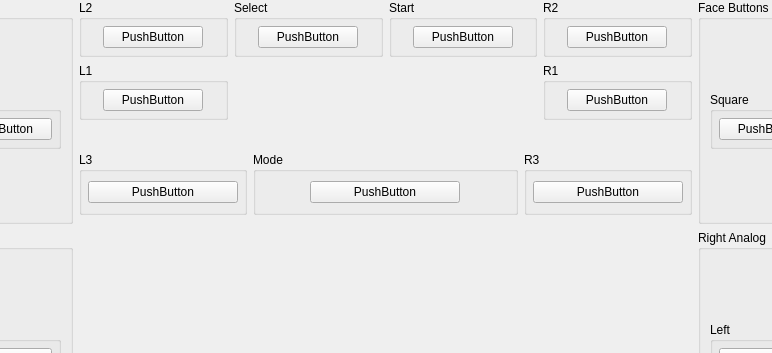
Above: src/duckstation-qt/controllerbindingwidget_analog_joystick.ui from stenzek/duckstation before the change; both pictures show x 193 to 965 and y 0 to 353 of the 1157 by 565 pixel window. Below: the same form after it.
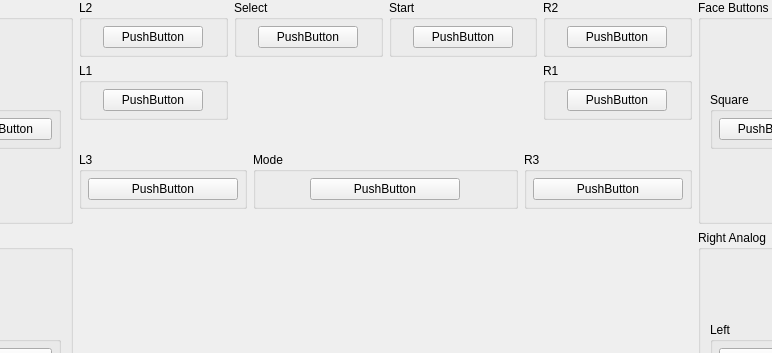
That is the form after the change. Icons and pictures are not drawn. Custom widgets are drawn as their Qt base class.

Commit message: Qt: Minor layout fixes in analog controller binding widget

The edit to the form file:
```diff
--- a/src/duckstation-qt/controllerbindingwidget_analog_joystick.ui
+++ b/src/duckstation-qt/controllerbindingwidget_analog_joystick.ui
@@ -1109,6 +1109,18 @@
         <string>Mode</string>
        </property>
        <layout class="QGridLayout" name="gridLayout_33">
+        <property name="leftMargin">
+         <number>6</number>
+        </property>
+        <property name="topMargin">
+         <number>6</number>
+        </property>
+        <property name="rightMargin">
+         <number>6</number>
+        </property>
+        <property name="bottomMargin">
+         <number>6</number>
+        </property>
         <item row="0" column="0">
          <widget class="InputBindingWidget" name="Mode">
           <property name="maximumSize">
```
Left out of the diff: 12 changed lines with no effect on the pictures. The commit also changes 1 other file.
